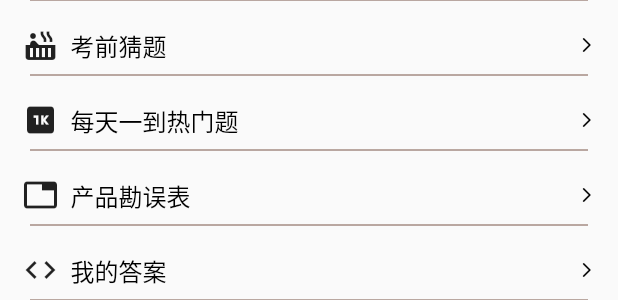
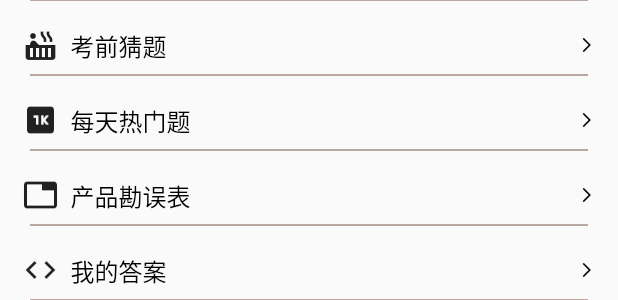
Before and after one commit to Quenstin/flutter_app, a Flutter app: the PersonWidget widget shown alone on an empty page, opened directly, on a phone screen of 412 x 824 dp. Shown: the part 543-843 px from the top of the screen. Run offline on Flutter 3.47's test engine with Material 2 defaults, Android fonts, the phone set to English and light mode, and no system bars; network calls fail.

```diff
--- a/lib/app/main_widget.dart
+++ b/lib/app/main_widget.dart
@@ -11,7 +11,6 @@ class MainWidget extends StatefulWidget {
 
 class MainWidgetState extends State {
   var currentIndex = 0;
-  int? a;
   var pages = [HomeWidget(), CourseWidget(), PersonWidget()];
 
   var _pageController = PageController(initialPage: 0);
--- a/lib/app/person_widget.dart
+++ b/lib/app/person_widget.dart
@@ -11,7 +11,7 @@ class PersonWidget extends StatelessWidget {
     '上传视频',
     '播放记录',
     '考前猜题',
-    '每天一到热门题',
+    '每天热门题',
     '产品勘误表',
     '我的答案',
     '收藏管理',
```
Also changed, not shown: 2 other files.
